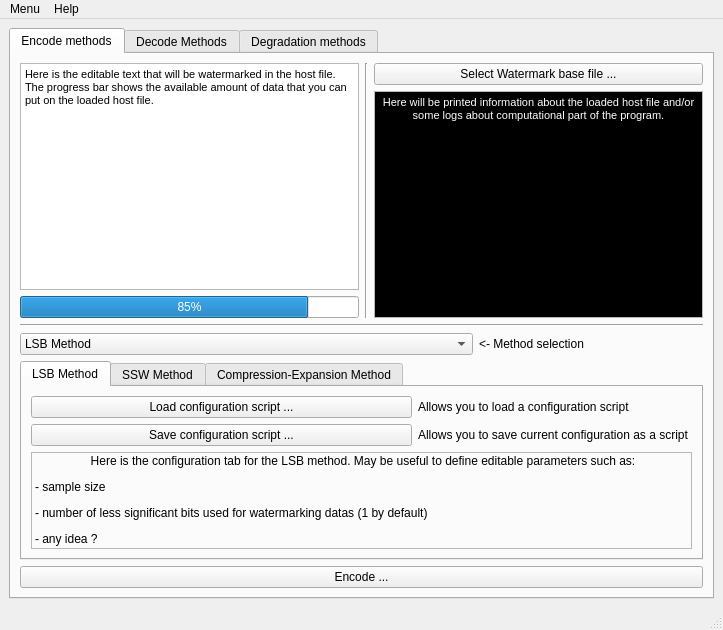
Qt form src/GUI/InterfaceWatermarking/mainwindow.ui (jcelerier/watermarking) before a commit.
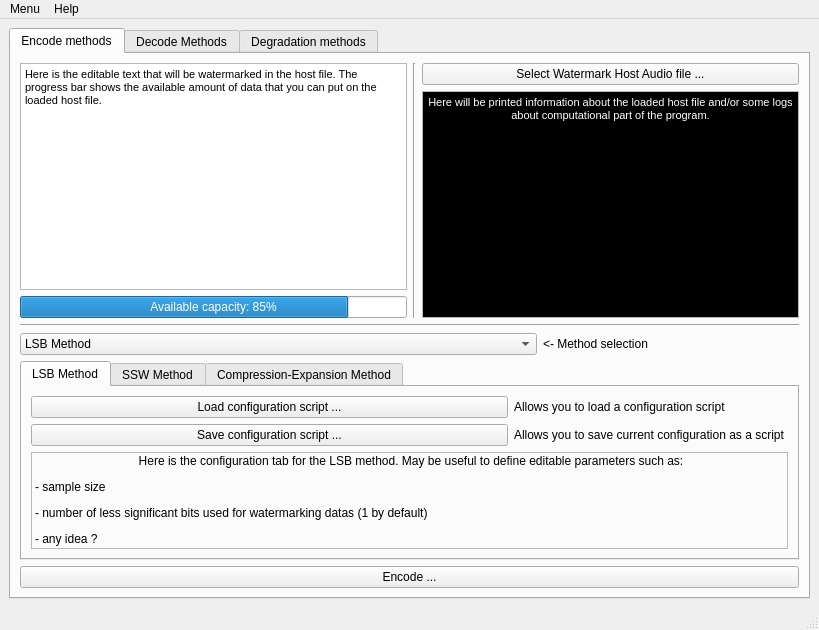
The same form after that commit. Icons and pictures are not drawn.

Commit message: Adding beginning of wrapping lib and GUI

Diff of the .ui file:
```diff
--- a/src/GUI/InterfaceWatermarking/mainwindow.ui
+++ b/src/GUI/InterfaceWatermarking/mainwindow.ui
@@ -6,7 +6,7 @@
    <rect>
     <x>0</x>
     <y>0</y>
-    <width>671</width>
+    <width>819</width>
     <height>630</height>
    </rect>
   </property>
@@ -55,7 +55,7 @@
                <string>Load host audio file </string>
               </property>
               <property name="text">
-               <string>Select Watermark base file ...</string>
+               <string>Select Watermark Host Audio file ...</string>
               </property>
               <property name="icon">
                <iconset resource="icons/qstyle.qrc">
@@ -83,6 +83,15 @@
               <property name="palette">
                <palette>
                 <active>
+                 <colorrole role="Text">
+                  <brush brushstyle="SolidPattern">
+                   <color alpha="255">
+                    <red>255</red>
+                    <green>255</green>
+                    <blue>255</blue>
+                   </color>
+                  </brush>
+                 </colorrole>
                  <colorrole role="Base">
                   <brush brushstyle="SolidPattern">
                    <color alpha="255">
@@ -94,6 +103,15 @@
                  </colorrole>
                 </active>
                 <inactive>
+                 <colorrole role="Text">
+                  <brush brushstyle="SolidPattern">
+                   <color alpha="255">
+                    <red>255</red>
+                    <green>255</green>
+                    <blue>255</blue>
+                   </color>
+                  </brush>
+                 </colorrole>
                  <colorrole role="Base">
                   <brush brushstyle="SolidPattern">
                    <color alpha="255">
@@ -105,6 +123,15 @@
                  </colorrole>
                 </inactive>
                 <disabled>
+                 <colorrole role="Text">
+                  <brush brushstyle="SolidPattern">
+                   <color alpha="255">
+                    <red>190</red>
+                    <green>190</green>
+                    <blue>190</blue>
+                   </color>
+                  </brush>
+                 </colorrole>
                  <colorrole role="Base">
                   <brush brushstyle="SolidPattern">
                    <color alpha="255">
@@ -124,8 +151,8 @@
                <string>&lt;!DOCTYPE HTML PUBLIC &quot;-//W3C//DTD HTML 4.0//EN&quot; &quot;http://www.w3.org/TR/REC-html40/strict.dtd&quot;&gt;
 &lt;html&gt;&lt;head&gt;&lt;meta name=&quot;qrichtext&quot; content=&quot;1&quot; /&gt;&lt;style type=&quot;text/css&quot;&gt;
 p, li { white-space: pre-wrap; }
-&lt;/style&gt;&lt;/head&gt;&lt;body style=&quot; font-family:'MS Shell Dlg 2'; font-size:8.25pt; font-weight:400; font-style:normal;&quot;&gt;
-&lt;p align=&quot;center&quot; style=&quot; margin-top:0px; margin-bottom:0px; margin-left:0px; margin-right:0px; -qt-block-indent:0; text-indent:0px;&quot;&gt;&lt;span style=&quot; font-size:8pt; color:#ffffff;&quot;&gt;Here will be printed information about the loaded host file and/or some logs about computational part of the program.&lt;/span&gt;&lt;/p&gt;&lt;/body&gt;&lt;/html&gt;</string>
+&lt;/style&gt;&lt;/head&gt;&lt;body style=&quot; font-family:'Sans Serif'; font-size:9pt; font-weight:400; font-style:normal;&quot;&gt;
+&lt;p align=&quot;center&quot; style=&quot; margin-top:0px; margin-bottom:0px; margin-left:0px; margin-right:0px; -qt-block-indent:0; text-indent:0px;&quot;&gt;&lt;span style=&quot; font-family:'MS Shell Dlg 2'; font-size:8pt; color:#ffffff;&quot;&gt;Here will be printed information about the loaded host file and/or some logs about computational part of the program.&lt;/span&gt;&lt;/p&gt;&lt;/body&gt;&lt;/html&gt;</string>
               </property>
              </widget>
             </item>
@@ -457,6 +484,9 @@
               <property name="value">
                <number>85</number>
               </property>
+              <property name="format">
+               <string>Available capacity: %p%</string>
+              </property>
              </widget>
             </item>
             <item row="1" column="0">
@@ -465,8 +495,8 @@
                <string>&lt;!DOCTYPE HTML PUBLIC &quot;-//W3C//DTD HTML 4.0//EN&quot; &quot;http://www.w3.org/TR/REC-html40/strict.dtd&quot;&gt;
 &lt;html&gt;&lt;head&gt;&lt;meta name=&quot;qrichtext&quot; content=&quot;1&quot; /&gt;&lt;style type=&quot;text/css&quot;&gt;
 p, li { white-space: pre-wrap; }
-&lt;/style&gt;&lt;/head&gt;&lt;body style=&quot; font-family:'MS Shell Dlg 2'; font-size:8.25pt; font-weight:400; font-style:normal;&quot;&gt;
-&lt;p style=&quot; margin-top:0px; margin-bottom:0px; margin-left:0px; margin-right:0px; -qt-block-indent:0; text-indent:0px;&quot;&gt;&lt;span style=&quot; font-size:8pt;&quot;&gt;Here is the editable text that will be watermarked in the host file. The progress bar shows the available amount of data that you can put on the loaded host file.&lt;/span&gt;&lt;/p&gt;&lt;/body&gt;&lt;/html&gt;</string>
+&lt;/style&gt;&lt;/head&gt;&lt;body style=&quot; font-family:'Sans Serif'; font-size:9pt; font-weight:400; font-style:normal;&quot;&gt;
+&lt;p style=&quot; margin-top:0px; margin-bottom:0px; margin-left:0px; margin-right:0px; -qt-block-indent:0; text-indent:0px;&quot;&gt;&lt;span style=&quot; font-family:'MS Shell Dlg 2'; font-size:8pt;&quot;&gt;Here is the editable text that will be watermarked in the host file. The progress bar shows the available amount of data that you can put on the loaded host file.&lt;/span&gt;&lt;/p&gt;&lt;/body&gt;&lt;/html&gt;</string>
               </property>
              </widget>
             </item>
@@ -563,8 +593,8 @@
     <rect>
      <x>0</x>
      <y>0</y>
-     <width>671</width>
-     <height>21</height>
+     <width>819</width>
+     <height>20</height>
     </rect>
    </property>
    <widget class="QMenu" name="menuMenu">
```
Left out of the diff: 6 changed lines with no effect on the pictures. The commit also changes 2 other files.
